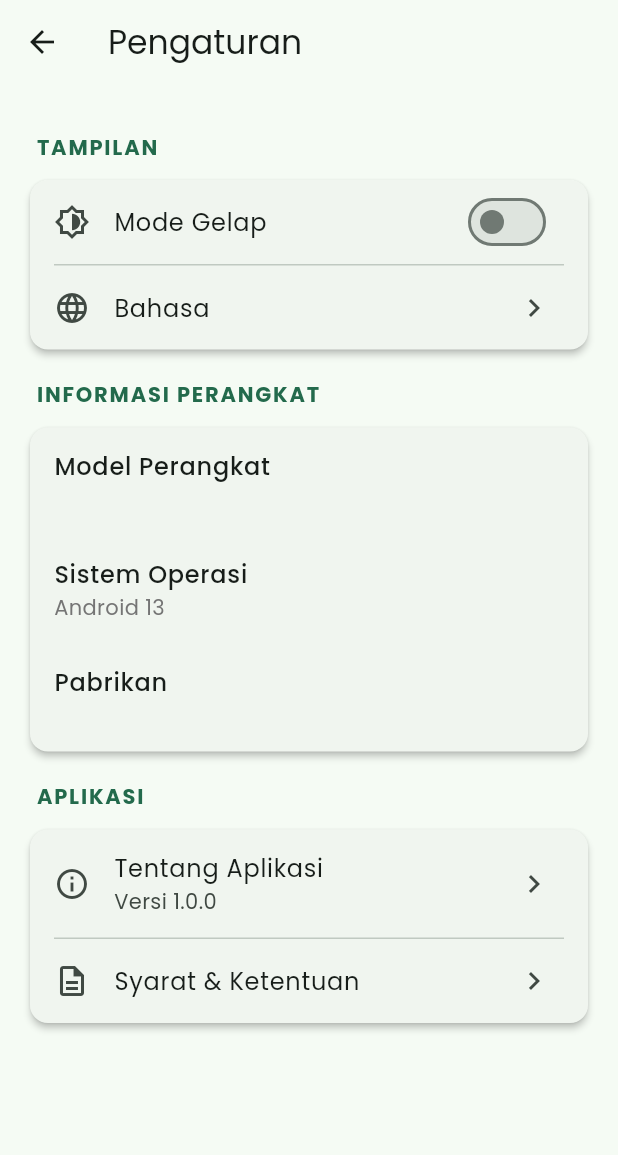
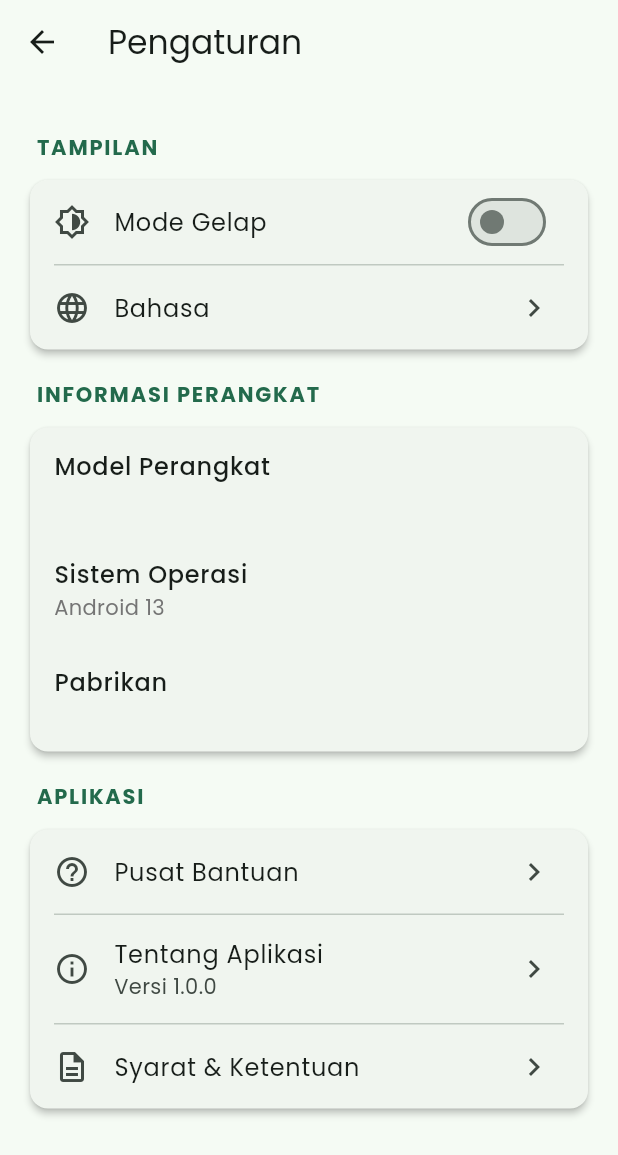
Before and after one commit to Drappy-cat/Aplikasi-kelola-kamar-kost-Flutter, a Flutter app: the SettingsView screen opened directly, on a phone screen of 412 x 824 dp. Shown: the top 1155 px of the screen. Run offline on Flutter 3.47's test engine with Material 3 defaults, Android fonts, the phone set to English and light mode, and no system bars; our stand-ins replace bloc, cached_network_image, device_info_plus, flutter_animate, flutter_bloc, freezed_annotation and 6 more; missing offline and left inert: mobile_scanner; accounts and stored records are empty.

Commit message:
perbaikan dikit dikit

```diff
--- a/lib/features/home/widgets/quick_action_buttons.dart
+++ b/lib/features/home/widgets/quick_action_buttons.dart
@@ -12,10 +12,8 @@ class QuickActionButtons extends StatelessWidget {
   Widget build(BuildContext context) {
     final bool canPay = latestBill != null && latestBill!.status == 'Belum Dibayar';
 
-    // Mengubah layout menjadi Column untuk mengakomodasi tombol baru
     return Column(
       children: [
-        // Tombol Scan Kehadiran sebagai aksi utama
         SizedBox(
           width: double.infinity,
           child: ElevatedButton.icon(
@@ -25,7 +23,6 @@ class QuickActionButtons extends StatelessWidget {
           ),
         ),
         const SizedBox(height: 12),
-        // Tombol-tombol aksi sekunder
         Row(
           children: [
             Expanded(
--- a/lib/features/home/widgets/room_card.dart
+++ b/lib/features/home/widgets/room_card.dart
@@ -21,13 +21,11 @@ class RoomCard extends StatelessWidget {
     final bool isAvailable = room.status == 'Kosong';
 
     return Card(
-      // CardTheme dari my_app.dart akan diterapkan di sini
-      margin: const EdgeInsets.only(bottom: 16), // Beri jarak antar kartu
+      margin: const EdgeInsets.only(bottom: 16),
       clipBehavior: Clip.antiAlias,
       child: InkWell(
         onTap: () async {
           await context.push(AppRoutes.roomDetail, extra: room);
-          // Muat ulang data setelah kembali dari detail untuk update status
           if (context.mounted) {
             context.read<UserHomeBloc>().add(const UserHomeEvent.loadData());
           }
--- a/lib/features/settings/settings_screen.dart
+++ b/lib/features/settings/settings_screen.dart
@@ -126,6 +126,13 @@ class SettingsView extends StatelessWidget {
                 child: Column(
                   children: [
                     ListTile(
+                      leading: const Icon(Icons.help_outline),
+                      title: const Text('Pusat Bantuan'), // Akan kita ganti dengan l10n nanti
+                      trailing: const Icon(Icons.chevron_right),
+                      onTap: () => context.push(AppRoutes.help),
+                    ),
+                    const Divider(height: 1, indent: 16, endIndent: 16),
+                    ListTile(
                       leading: const Icon(Icons.info_outline),
                       title: Text(l10n.aboutApp),
                       subtitle: const Text('Versi 1.0.0'),
```
Also changed, not shown: lib/features/home/rent_options_dialog.dart (+0 -13 lines), assets/kamar_kost/kamar4.png (renamed from assets/kamar_kost/kamar 4.png), lib/shared/models/room.g.dart.
